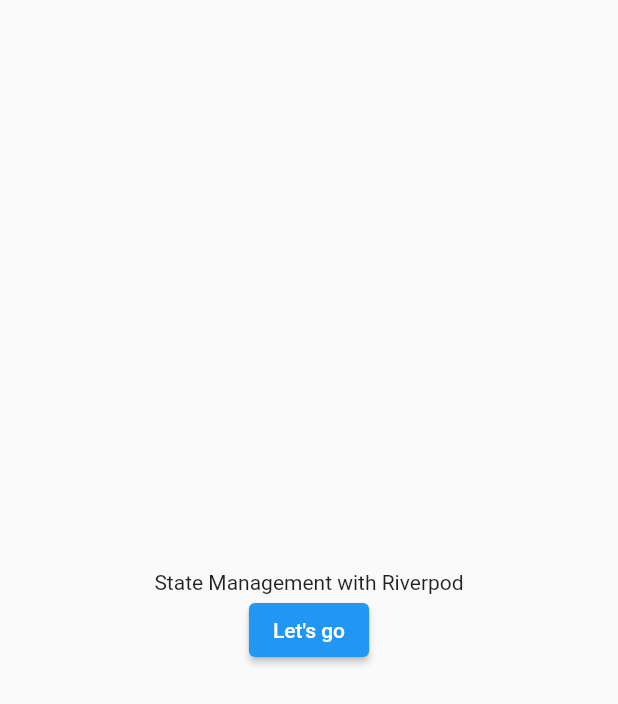
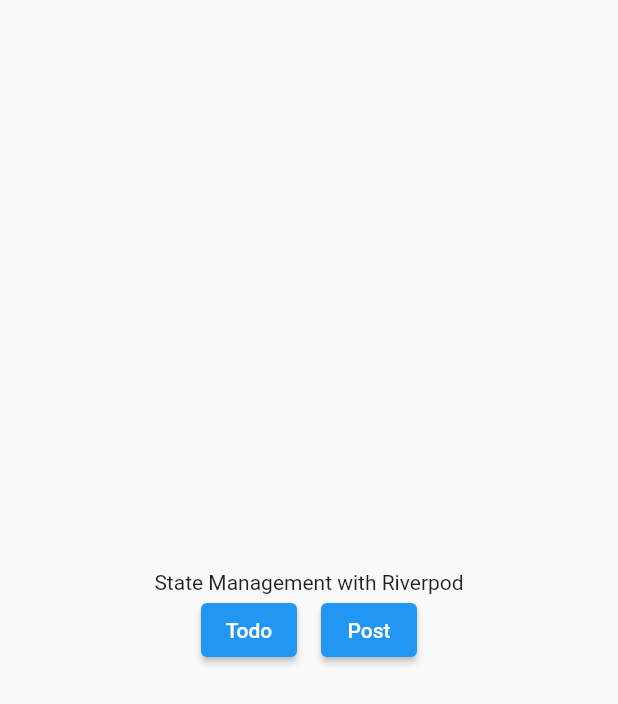
Before and after one commit to Sarawut-keng/state-with-riverpod, a Flutter app: the screen it shows after launch, on a phone screen of 412 x 824 dp. Shown: the top 704 px of the screen. Run offline on Flutter 3.47's test engine with Material 2 defaults, Android fonts, the phone set to English and light mode, and no system bars; our stand-ins replace flutter_riverpod, riverpod_annotation; generated files the repository leaves out were written again.

Commit message:
feat: fetch posts

```diff
--- a/lib/main.dart
+++ b/lib/main.dart
@@ -26,6 +26,7 @@ class MyApp extends StatelessWidget {
       ),
       routes: {
         '/todo-screen': (_) => const TodoScreen(),
+        '/post-screen': (_) => const PostScreen(),
       },
       home: const MyHomePage(),
     );
@@ -46,11 +47,25 @@ class MyHomePage extends StatelessWidget {
               Text(
                 'State Management with Riverpod',
               ),
-              ElevatedButton(
-                onPressed: () {
-                  Navigator.of(context).pushNamed('/todo-screen');
-                },
-                child: Text("Let's go"),
+              Row(
+                mainAxisAlignment: MainAxisAlignment.center,
+                children: [
+                  ElevatedButton(
+                    onPressed: () {
+                      Navigator.of(context).pushNamed('/todo-screen');
+                    },
+                    child: Text("Todo"),
+                  ),
+                  SizedBox(
+                    width: 16.0,
+                  ),
+                  ElevatedButton(
+                    onPressed: () {
+                      Navigator.of(context).pushNamed('/post-screen');
+                    },
+                    child: Text("Post"),
+                  ),
+                ],
               ),
             ],
           ),
--- a/lib/src/models/model.dart
+++ b/lib/src/models/model.dart
@@ -1 +1,2 @@
 export 'package:flutter_state_management/src/models/todo.dart';
+export 'package:flutter_state_management/src/models/post.dart';
--- /dev/null
+++ b/lib/src/models/post.dart
@@ -0,0 +1,38 @@
+// To parse this JSON data, do
+//
+//     final post = postFromJson(jsonString);
+
+import 'dart:convert';
+
+List<Post> postFromJson(String str) =>
+    List<Post>.from(json.decode(str).map((x) => Post.fromJson(x)));
+
+String postToJson(List<Post> data) => json.encode(List<dynamic>.from(data.map((x) => x.toJson())));
+
+class Post {
+  int userId;
+  int id;
+  String title;
+  String body;
+
+  Post({
+    required this.userId,
+    required this.id,
+    required this.title,
+    required this.body,
+  });
+
+  factory Post.fromJson(Map<String, dynamic> json) => Post(
+        userId: json["userId"],
+        id: json["id"],
+        title: json["title"],
+        body: json["body"],
+      );
+
+  Map<String, dynamic> toJson() => {
+        "userId": userId,
+        "id": id,
+        "title": title,
+        "body": body,
+      };
+}
--- /dev/null
+++ b/lib/src/providers/provider.dart
@@ -0,0 +1,2 @@
+export 'package:flutter_state_management/src/providers/todo/todo_list_provider.dart';
+export 'package:flutter_state_management/src/providers/post/post_list_provider.dart';
--- a/lib/src/screens/screen.dart
+++ b/lib/src/screens/screen.dart
@@ -1 +1,2 @@
-export 'package:flutter_state_management/src/screens/todo_screen.dart';
+export 'package:flutter_state_management/src/screens/todo/todo_screen.dart';
+export 'package:flutter_state_management/src/screens/post/post_screen.dart';
--- a/lib/src/screens/todo_screen.dart
+++ b/lib/src/screens/todo/todo_screen.dart
@@ -1,8 +1,8 @@
 import 'package:flutter/material.dart';
 import 'package:flutter_riverpod/flutter_riverpod.dart';
 import 'package:flutter_state_management/src/models/model.dart';
-import 'package:flutter_state_management/src/providers/todo_list_provider.dart';
-import 'package:flutter_state_management/src/widgets/async_widget_controller.dart';
+import 'package:flutter_state_management/src/providers/provider.dart';
+import 'package:flutter_state_management/src/widgets/widget.dart';
 
 class TodoScreen extends ConsumerWidget {
   const TodoScreen({Key? key}) : super(key: key);
--- a/lib/src/services/service.dart
+++ b/lib/src/services/service.dart
@@ -1 +1,2 @@
-export 'package:flutter_state_management/src/services/get_todos.dart';
+export 'package:flutter_state_management/src/services/todo/get_todos.dart';
+export 'package:flutter_state_management/src/services/post/get_posts.dart';
--- a/lib/src/services/get_todos.dart
+++ b/lib/src/services/todo/get_todos.dart
@@ -1,3 +1,4 @@
+
 import 'dart:developer';
 
 import 'package:flutter_state_management/src/models/model.dart';
@@ -12,8 +13,8 @@ class GetTodosService {
       final response = await client.get(
         Uri.parse('https://jsonplaceholder.typicode.com/todos'),
       );
-      log('Response status: ${response.statusCode}');
-      log('Response body: ${response.body}');
+      // log('Response status: ${response.statusCode}');
+      // log('Response body: ${response.body}');
       return todoFromJson(response.body);
     } catch (error) {
       log('Error while fetching todo: $error');
```
Also changed, not shown: lib/src/providers/post/post_list_provider.dart (added, +19 -0 lines), lib/src/screens/post/post_screen.dart (added, +46 -0 lines), lib/src/services/post/get_posts.dart (added, +24 -0 lines), lib/src/providers/post/post_list_provider.g.dart (added), lib/src/providers/todo/todo_list_provider.dart (renamed from lib/src/providers/todo_list_provider.dart), lib/src/providers/todo/todo_list_provider.g.dart.
